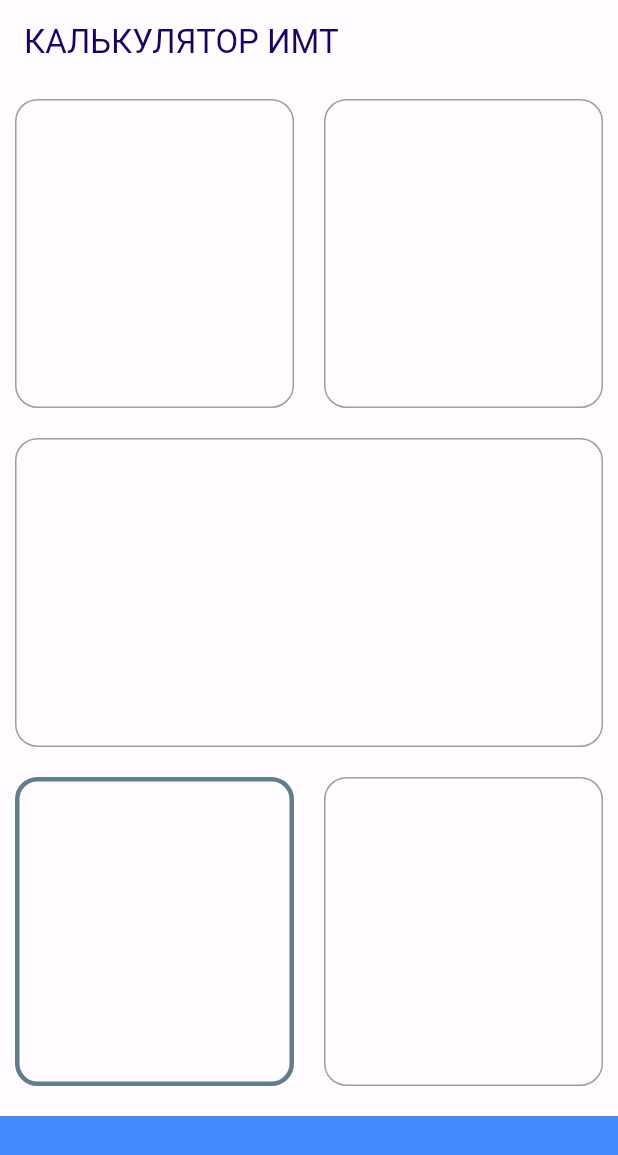
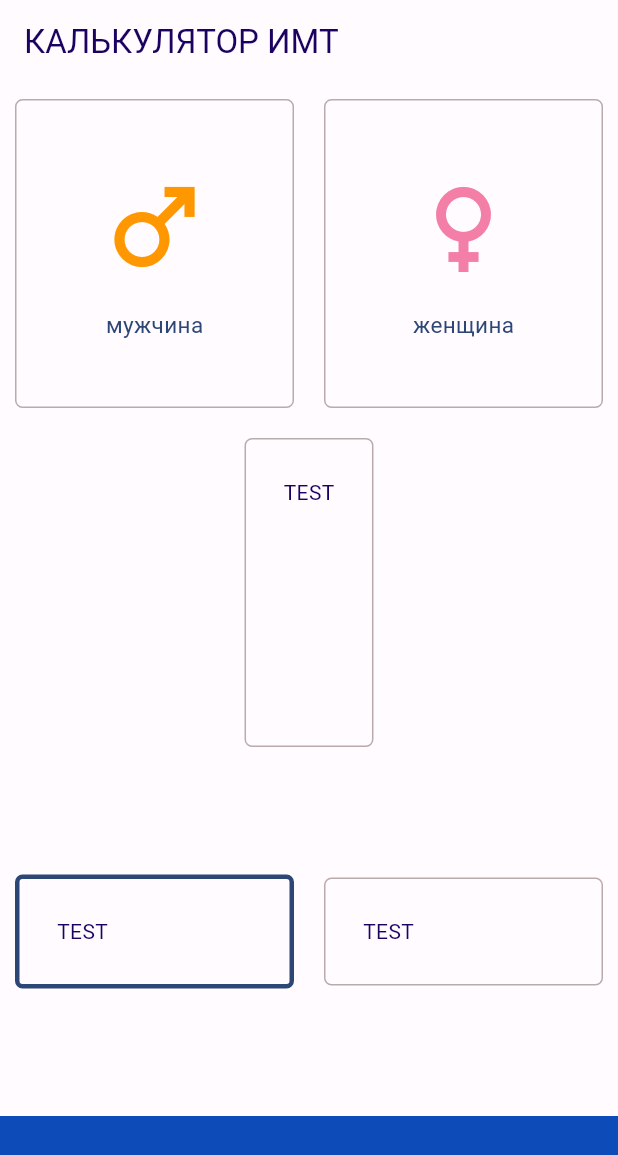
Before and after one commit to leksidev/flutter_bmi_app_by_leksiDev, a Flutter app: the screen it shows after launch, on a phone screen of 412 x 824 dp. Shown: the top 1155 px of the screen. Run offline on Flutter 3.47's test engine with Material 2 defaults, Android fonts, the phone set to English and light mode, and no system bars; our stand-ins replace font_awesome_flutter.

Commit message:
Created CardContent widget

```diff
--- a/lib/input_page.dart
+++ b/lib/input_page.dart
@@ -1,6 +1,10 @@
 import 'package:flutter/material.dart';
+import 'package:font_awesome_flutter/font_awesome_flutter.dart';
 
 const bottomContainerHight = 80.0;
+const bottomContainerColor = Color.fromARGB(255, 12, 75, 184);
+const primaryColor = Color.fromARGB(255, 186, 171, 171);
+const accentColor = Color.fromARGB(255, 44, 71, 117);
 
 class InputPage extends StatefulWidget {
   const InputPage({super.key});
@@ -26,15 +30,25 @@ class _InputPageState extends State<InputPage> {
               children: [
                 Expanded(
                   child: ReusableCard(
-                    cardborder: Border.all(
-                      color: Colors.grey,
+                    cardBorder: Border.all(
+                      color: primaryColor,
+                    ),
+                    cardChild: const CardContent(
+                      label: 'мужчина',
+                      icon: Icons.male,
+                      color: Colors.orange,
                     ),
                   ),
                 ),
                 Expanded(
                   child: ReusableCard(
-                    cardborder: Border.all(
-                      color: Colors.grey,
+                    cardBorder: Border.all(
+                      color: primaryColor,
+                    ),
+                    cardChild: const CardContent(
+                      label: 'женщина',
+                      icon: Icons.female,
+                      color: Color.fromARGB(255, 243, 127, 166),
                     ),
                   ),
                 ),
@@ -43,9 +57,10 @@ class _InputPageState extends State<InputPage> {
           ),
           Expanded(
             child: ReusableCard(
-              cardborder: Border.all(
-                color: Colors.grey,
+              cardBorder: Border.all(
+                color: primaryColor,
               ),
+              cardChild: const Text("TEST"),
             ),
           ),
           Expanded(
@@ -53,24 +68,26 @@ class _InputPageState extends State<InputPage> {
               children: [
                 Expanded(
                   child: ReusableCard(
-                    cardborder: Border.all(
-                      color: Colors.blueGrey,
+                    cardBorder: Border.all(
+                      color: accentColor,
                       width: 3.0,
                     ),
+                    cardChild: const Text("TEST"),
                   ),
                 ),
                 Expanded(
                   child: ReusableCard(
-                    cardborder: Border.all(
-                      color: Colors.grey,
+                    cardBorder: Border.all(
+                      color: primaryColor,
                     ),
+                    cardChild: const Text("TEST"),
                   ),
                 ),
               ],
             ),
           ),
           Container(
-            color: Colors.blueAccent,
+            color: bottomContainerColor,
             margin: const EdgeInsets.only(
               top: 10.0,
             ),
@@ -83,18 +100,58 @@ class _InputPageState extends State<InputPage> {
   }
 }
 
+class CardContent extends StatelessWidget {
+  const CardContent(
+      {super.key, required this.label, required this.icon, this.color});
+
+  final String label;
+  final IconData icon;
+  final Color? color;
+
+  @override
+  Widget build(BuildContext context) {
+    return Column(
+      mainAxisAlignment: MainAxisAlignment.center,
+      children: [
+        Icon(
+          color: color,
+          icon,
+          size: 80.0,
+        ),
+        const SizedBox(
+          height: 15.0,
+        ),
+        Text(
+          label,
+          style: const TextStyle(
+            fontSize: 15.0,
+            color: accentColor,
+          ),
+        ),
+      ],
+    );
+  }
+}
+
 class ReusableCard extends StatelessWidget {
-  final Border cardborder;
-  const ReusableCard({super.key, required this.cardborder});
+  final Border cardBorder;
+  final Widget? cardChild;
+  const ReusableCard({
+    super.key,
+    required this.cardBorder,
+    this.cardChild,
+  });
 
   @override
   Widget build(BuildContext context) {
     return Container(
       decoration: BoxDecoration(
-        border: cardborder,
-        borderRadius: BorderRadius.circular(15.0),
+        border: cardBorder,
+        borderRadius: BorderRadius.circular(5.0),
       ),
+      padding: const EdgeInsets.all(25.0),
       margin: const EdgeInsets.all(10.0),
+      child: cardChild,
     );
   }
 }
```
